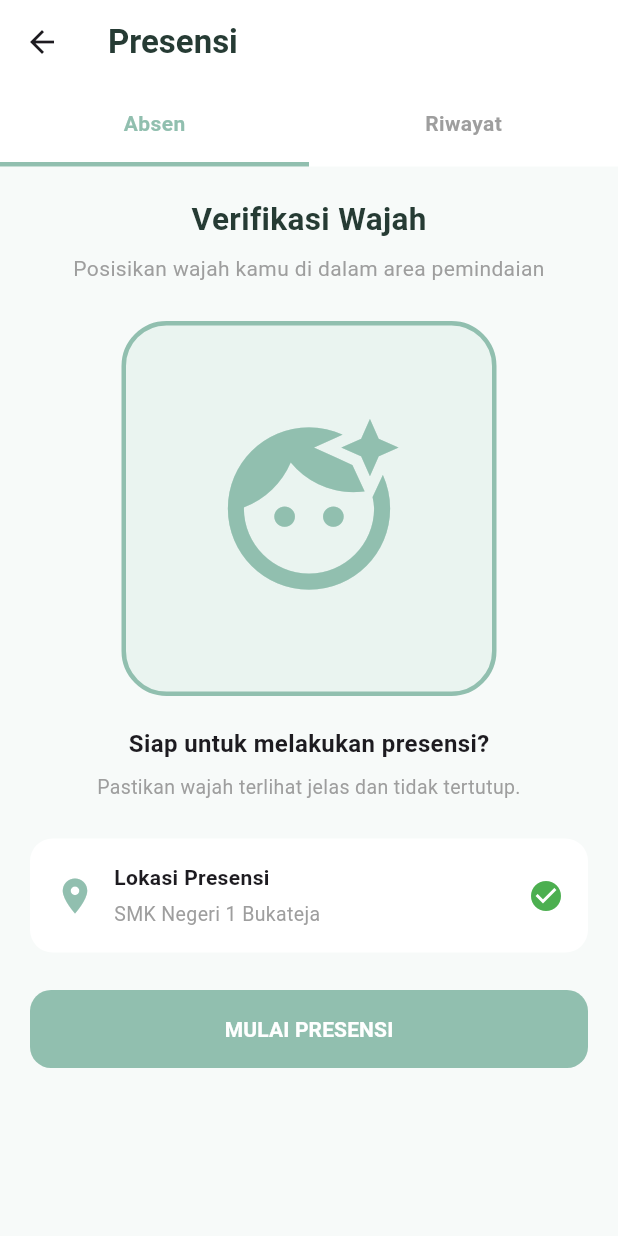
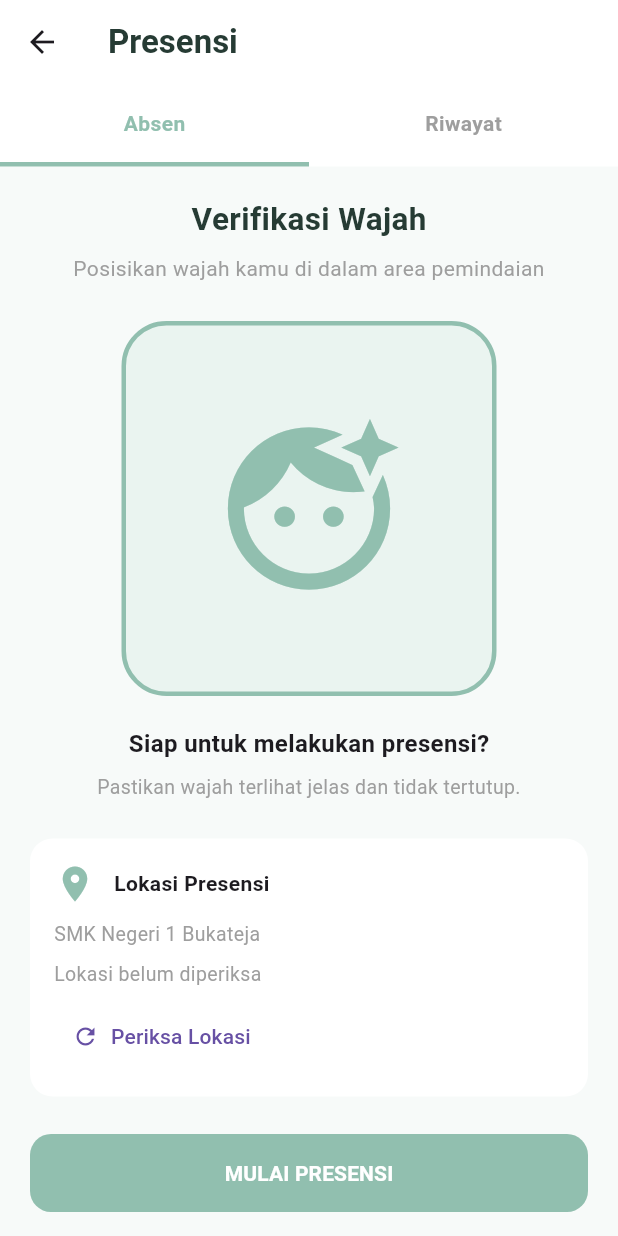
Before and after one commit to shahfa-beep/Absensi-sister-skansika, a Flutter app: the PresensiPage screen opened directly, on a phone screen of 412 x 824 dp. Run offline on Flutter 3.47's test engine with Material 3 defaults, Android fonts, the phone set to English and light mode, and no system bars; our stand-ins replace camera, location, permission_handler.

Commit message:
Update project files

```diff
--- a/lib/auth/main.dart
+++ b/lib/main.dart
@@ -1,5 +1,5 @@
 import 'package:flutter/material.dart';
-import '../auth/loginpage.dart';
+import 'auth/loginpage.dart';
 
 void main() {
   runApp(const AbsensiSaya());
--- a/lib/pages/presensipage.dart
+++ b/lib/pages/presensipage.dart
@@ -1,4 +1,7 @@
 import 'package:flutter/material.dart';
+import 'package:camera/camera.dart';
+import 'lokasiservice.dart';
+import 'kamerapage.dart';
 
 class PresensiPage extends StatefulWidget {
   const PresensiPage({super.key});
@@ -11,14 +14,88 @@ class _PresensiPageState extends State<PresensiPage> {
   int selectedTab = 0;
 
   bool presensiBerhasil = false;
+  bool sedangMemuatLokasi = false;
 
   final Color hijau = const Color(0xFF91BFAF);
+  final LokasiService lokasiService = LokasiService();
 
-  void mulaiPresensi() {
+  String statusLokasi = 'Lokasi belum diperiksa';
+  String? latitude;
+  String? longitude;
+
+  // CEK LOKASI
+  Future<void> cekLokasi() async {
+    setState(() {
+      sedangMemuatLokasi = true;
+      statusLokasi = 'Memeriksa lokasi...';
+    });
+
+    try {
+      final lokasi = await lokasiService.ambilLokasi();
+
+      if (!mounted) return;
+
+      setState(() {
+        sedangMemuatLokasi = false;
+
+        if (lokasi != null &&
+            lokasi.latitude != null &&
+            lokasi.longitude != null) {
+          latitude = lokasi.latitude.toString();
+          longitude = lokasi.longitude.toString();
+          statusLokasi = 'Lokasi berhasil ditemukan';
+        } else {
+          latitude = null;
+          longitude = null;
+          statusLokasi = 'Izin atau GPS belum tersedia';
+        }
+      });
+    } catch (e) {
+      if (!mounted) return;
+
+      setState(() {
+        sedangMemuatLokasi = false;
+        statusLokasi = 'Gagal mendapatkan lokasi';
+      });
+    }
+  }
+
+  // MULAI PRESENSI
+  Future<void> mulaiPresensi() async {
+    await cekLokasi();
+
+    if (!mounted) return;
+
+    if (latitude == null || longitude == null) {
+      ScaffoldMessenger.of(context).showSnackBar(
+        const SnackBar(
+          content: Text(
+            'Aktifkan GPS dan berikan izin lokasi terlebih dahulu.',
+          ),
+        ),
+      );
+      return;
+    }
+
+    // MEMBUKA HALAMAN KAMERA
+    final XFile? foto = await Navigator.push<XFile>(
+      context,
+      MaterialPageRoute(
+        builder: (context) => const KameraPage(),
+      ),
+    );
+
+    if (!mounted || foto == null) return;
+
     setState(() {
       presensiBerhasil = true;
     });
 
+    tampilkanDialogBerhasil();
+  }
+
+  // DIALOG BERHASIL
+  void tampilkanDialogBerhasil() {
     showDialog(
       context: context,
       builder: (context) {
@@ -44,7 +121,7 @@ class _PresensiPageState extends State<PresensiPage> {
               ),
               const SizedBox(height: 8),
               const Text(
-                'Data presensi kamu berhasil dicatat.',
+                'Foto berhasil diambil dan lokasi berhasil ditemukan.',
                 textAlign: TextAlign.center,
               ),
               const SizedBox(height: 20),
@@ -80,7 +157,6 @@ class _PresensiPageState extends State<PresensiPage> {
         backgroundColor: Colors.white,
         elevation: 0,
       ),
-
       body: Column(
         children: [
           Container(
@@ -92,7 +168,6 @@ class _PresensiPageState extends State<PresensiPage> {
               ],
             ),
           ),
-
           Expanded(
             child: selectedTab == 0
                 ? halamanAbsen()
@@ -103,6 +178,7 @@ class _PresensiPageState extends State<PresensiPage> {
     );
   }
 
+  // TAB BUTTON
   Widget tabButton(String judul, int index) {
     bool aktif = selectedTab == index;
 
@@ -137,6 +213,7 @@ class _PresensiPageState extends State<PresensiPage> {
     );
   }
 
+  // HALAMAN ABSEN
   Widget halamanAbsen() {
     return SingleChildScrollView(
       padding: const EdgeInsets.all(20),
@@ -150,17 +227,15 @@ class _PresensiPageState extends State<PresensiPage> {
               color: Color(0xFF263B34),
             ),
           ),
-
           const SizedBox(height: 8),
-
           const Text(
             'Posisikan wajah kamu di dalam area pemindaian',
             textAlign: TextAlign.center,
             style: TextStyle(color: Colors.grey),
           ),
-
           const SizedBox(height: 25),
 
+          // AREA VERIFIKASI WAJAH
           Container(
             height: 250,
             width: 250,
@@ -188,9 +263,7 @@ class _PresensiPageState extends State<PresensiPage> {
               fontSize: 16,
             ),
           ),
-
           const SizedBox(height: 8),
-
           const Text(
             'Pastikan wajah terlihat jelas dan tidak tertutup.',
             textAlign: TextAlign.center,
@@ -202,6 +275,7 @@ class _PresensiPageState extends State<PresensiPage> {
 
           const SizedBox(height: 25),
 
+          // INFORMASI LOKASI
           Container(
             width: double.infinity,
             padding: const EdgeInsets.all(16),
@@ -209,7 +283,10 @@ class _PresensiPageState extends State<PresensiPage> {
               color: Colors.white,
               borderRadius: BorderRadius.circular(15),
             ),
-            child: const Row(
+            child: Column(
+              crossAxisAlignment: CrossAxisAlignment.start,
+              children: [
+                const Row(
                   children: [
                     Icon(
                       Icons.location_on,
@@ -217,30 +294,45 @@ class _PresensiPageState extends State<PresensiPage> {
                       size: 28,
                     ),
                     SizedBox(width: 12),
-                Expanded(
-                  child: Column(
-                    crossAxisAlignment: CrossAxisAlignment.start,
-                    children: [
                     Text(
                       'Lokasi Presensi',
                       style: TextStyle(
                         fontWeight: FontWeight.bold,
                       ),
                     ),
-                      SizedBox(height: 5),
-                      Text(
+                  ],
+                ),
+                const SizedBox(height: 10),
+                const Text(
                   'SMK Negeri 1 Bukateja',
                   style: TextStyle(
                     color: Colors.grey,
                     fontSize: 13,
                   ),
                 ),
-                    ],
+                const SizedBox(height: 8),
+                Text(
+                  statusLokasi,
+                  style: const TextStyle(
+                    color: Colors.grey,
+                    fontSize: 13,
                   ),
                 ),
-                Icon(
-                  Icons.check_circle,
-                  color: Colors.green,
+                if (latitude != null && longitude != null) ...[
+                  const SizedBox(height: 8),
+                  Text('Latitude: $latitude'),
+                  Text('Longitude: $longitude'),
+                ],
+                const SizedBox(height: 8),
+                TextButton.icon(
+                  onPressed:
+                      sedangMemuatLokasi ? null : cekLokasi,
+                  icon: const Icon(Icons.refresh),
+                  label: Text(
+                    sedangMemuatLokasi
+                        ? 'Memeriksa...'
+                        : 'Periksa Lokasi',
+                  ),
                 ),
               ],
             ),
@@ -248,11 +340,13 @@ class _PresensiPageState extends State<PresensiPage> {
 
           const SizedBox(height: 25),
 
+          // TOMBOL PRESENSI
           SizedBox(
             width: double.infinity,
             height: 52,
             child: ElevatedButton(
-              onPressed: mulaiPresensi,
+              onPressed:
+                  sedangMemuatLokasi ? null : mulaiPresensi,
               style: ElevatedButton.styleFrom(
                 backgroundColor: hijau,
                 foregroundColor: Colors.white,
@@ -274,6 +368,7 @@ class _PresensiPageState extends State<PresensiPage> {
     );
   }
 
+  // HALAMAN RIWAYAT
   Widget halamanRiwayat() {
     return ListView(
       padding: const EdgeInsets.all(20),
@@ -285,9 +380,7 @@ class _PresensiPageState extends State<PresensiPage> {
             fontWeight: FontWeight.bold,
           ),
         ),
-
         const SizedBox(height: 15),
-
         itemRiwayat('23 November 2026', 'Hadir', '07.00 WIB'),
         itemRiwayat('22 November 2026', 'Hadir', '06.55 WIB'),
         itemRiwayat('21 November 2026', 'Hadir', '07.05 WIB'),
```
Also changed, not shown: lib/pages/kamerapage.dart (added, +121 -0 lines), lib/pages/lokasiservice.dart (added, +44 -0 lines), pubspec.yaml (+10 -69 lines), pubspec.lock, 4 other files. Lines whose indentation alone changed are shown as unchanged.
